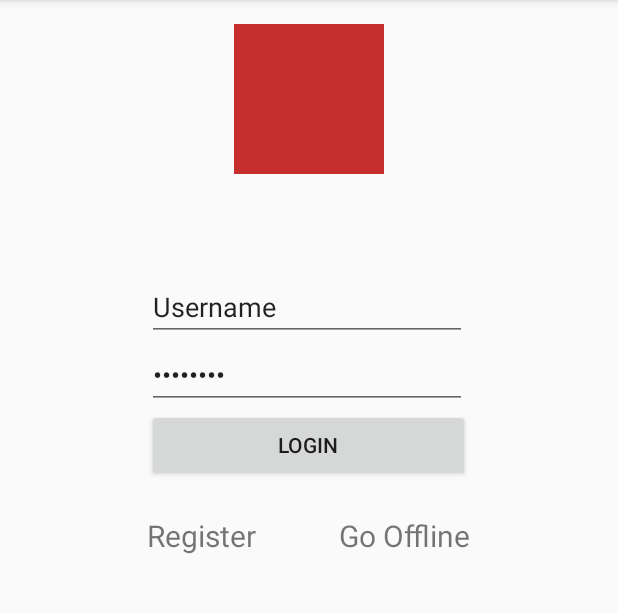
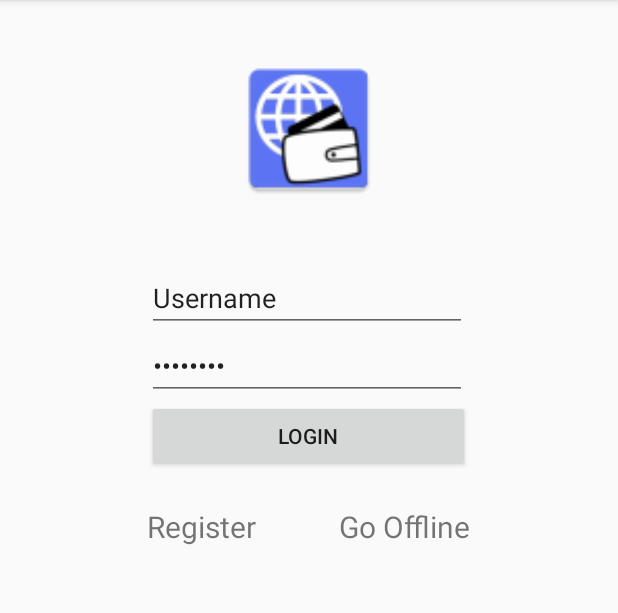
Before and after one commit to buffin4576/BillOnAir, an Android app: the screen it shows after launch (LoginActivity), on a phone screen of 412 x 824 dp, the part 84-697 px from its top. Run offline under Robolectric (Android 15) with nearby library versions, the phone set to English and light mode, and no system bars.

Commit message:
inserita icona e modifiche alla classe query e querydao_db_impl

```diff
--- a/BillOnAirApp/app/src/main/res/layout/activity_login.xml
+++ b/BillOnAirApp/app/src/main/res/layout/activity_login.xml
@@ -21,7 +21,7 @@
         android:id="@+id/viewSwitcher"
         android:layout_below="@+id/imageView"
         android:layout_centerHorizontal="true"
-        android:layout_marginTop="66dp"
+        android:layout_marginTop="40dp"
         android:layout_alignParentLeft="false"
         android:layout_alignParentRight="false"
         android:layout_alignParentTop="false"
@@ -186,13 +186,14 @@
     </ViewSwitcher>
 
     <ImageView
-        android:layout_width="150px"
-        android:layout_height="150px"
+        android:layout_width="100dp"
+        android:layout_height="100dp"
         android:id="@+id/imageView"
         android:layout_gravity="center_horizontal"
-        android:background="#c72e2e"
+        android:background="@mipmap/ic_launcher"
         android:layout_alignParentTop="true"
-        android:layout_centerHorizontal="true" />
+        android:layout_centerHorizontal="true"
+        android:layout_marginTop="20dp" />
 
 </RelativeLayout>
 
```
Also changed, not shown: BillOnAirApp/app/src/main/ic_launcher-web.png (added), BillOnAirApp/app/src/main/res/mipmap-hdpi/ic_launcher.png, BillOnAirApp/app/src/main/res/mipmap-mdpi/ic_launcher.png, BillOnAirApp/app/src/main/res/mipmap-xhdpi/ic_launcher.png, BillOnAirApp/app/src/main/res/mipmap-xxhdpi/ic_launcher.png, BillOnAirApp/app/src/main/res/mipmap-xxxhdpi/ic_launcher.png.
